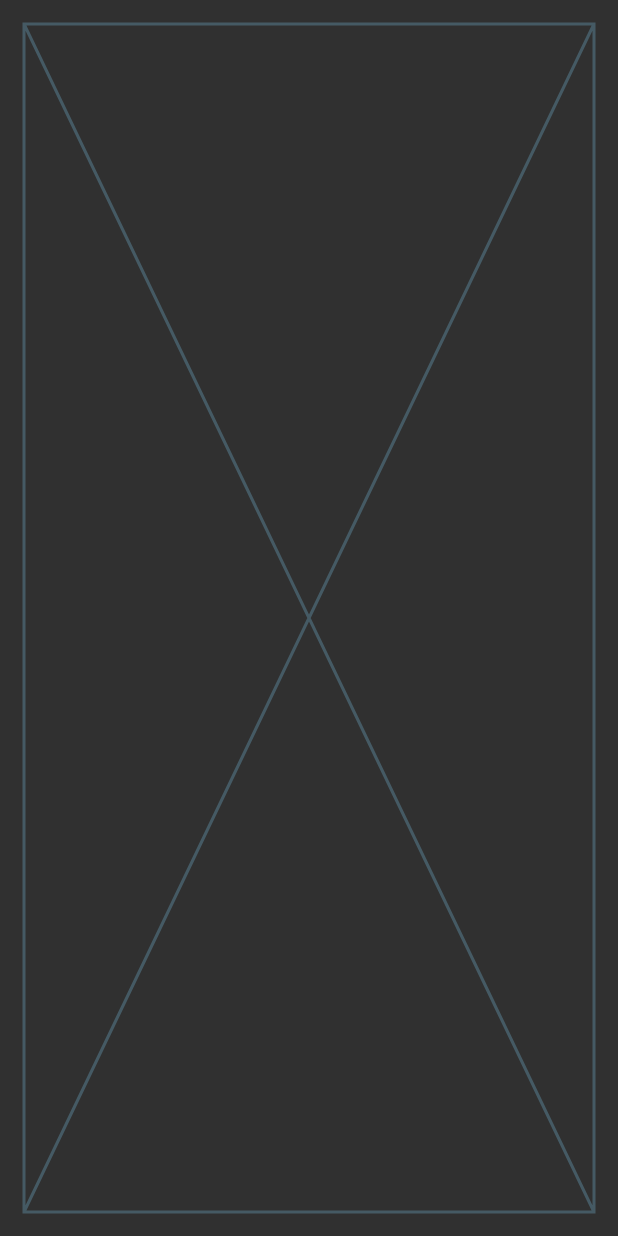
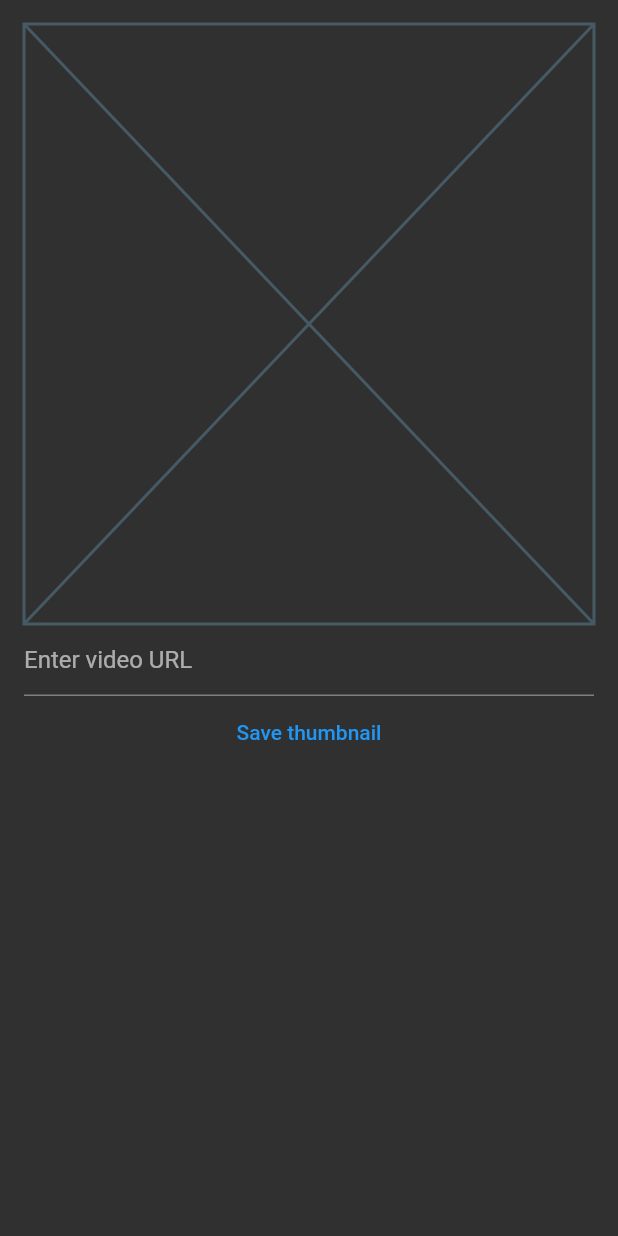
Before and after one commit to kei-kusanagi/thumbnail_generator, a Flutter app: the screen it shows after launch, on a phone screen of 412 x 824 dp. Run offline on Flutter 3.47's test engine with Material 2 defaults, Android fonts, the light colour scheme and no system bars; missing offline and left inert: thumblr.

Commit message:
first commit

```diff
--- a/lib/main.dart
+++ b/lib/main.dart
@@ -1,6 +1,9 @@
+import 'dart:ui';
+
 import 'package:flutter/material.dart';
 import 'package:flutter/services.dart';
 import 'package:thumblr/thumblr.dart';
+import 'dart:io';
 
 void main() {
   runApp(const MyApp());
@@ -18,26 +21,39 @@ class _MyAppState extends State<MyApp> {
   @override
   void initState() {
     super.initState();
-    getThumbnail();
   }
 
-  Future<void> getThumbnail() async {
+  Future<void> saveImageToFile(Uint8List imageBytes) async {
+    Uint8List imageBytes = await thumb!.image
+        .toByteData(format: ImageByteFormat.png)
+        .then((byteData) => byteData!.buffer.asUint8List());
+
+    String tempDir = Directory.systemTemp.path;
+    File imageFile = File('$tempDir/thumbnail.png');
+    await imageFile.writeAsBytes(imageBytes);
+
+    debugPrint('Image saved in: ${imageFile.path}');
+  }
+
+  getThumbnail(TextEditingController urlController) async {
     try {
       thumb = await generateThumbnail(
-        filePath:
-            "C:/Users/admin/Desktop/Proyectos/Flutter/app_code_test/assets/Genshin.mp4",
+        filePath: urlController.text,
         position: 0.5,
       );
+
+      setState(() {});
     } on PlatformException catch (e) {
       debugPrint('Failed to generate thumbnail: ${e.message}');
     } catch (e) {
       debugPrint('Failed to generate thumbnail: ${e.toString()}');
     }
-    debugPrint(thumb.toString());
   }
 
   @override
   Widget build(BuildContext context) {
+    final TextEditingController urlController = TextEditingController();
+
     return MaterialApp(
       theme: ThemeData(brightness: Brightness.dark),
       home: Material(
@@ -46,10 +62,26 @@ class _MyAppState extends State<MyApp> {
             Expanded(
               child: Padding(
                 padding: const EdgeInsets.all(16.0),
-                child: Center(
-                  child: thumb?.image != null
-                      ? RawImage(image: thumb!.image)
-                      : const Placeholder(),
+                child: Column(
+                  children: [
+                    Center(
+                      child: thumb?.image != null
+                          ? RawImage(image: thumb!.image)
+                          : const Placeholder(),
+                    ),
+                    TextField(
+                      controller: urlController,
+                      decoration: const InputDecoration(
+                        hintText: 'Enter video URL',
+                      ),
+                    ),
+                    TextButton(
+                      onPressed: () {
+                        getThumbnail(urlController);
+                      },
+                      child: const Text('Save thumbnail'),
+                    ),
+                  ],
                 ),
               ),
             ),
--- a/pubspec.yaml
+++ b/pubspec.yaml
@@ -17,6 +17,7 @@ dependencies:
 
   cupertino_icons: ^1.0.2
   thumblr: ^0.0.4
+  path_provider: ^2.1.0
 
 dev_dependencies:
   flutter_test:
```
Also changed, not shown: assets/placeholder.png (added).
